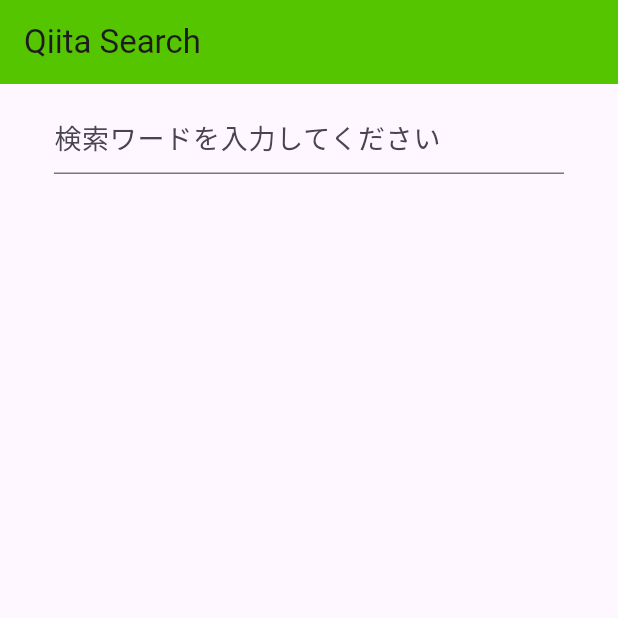
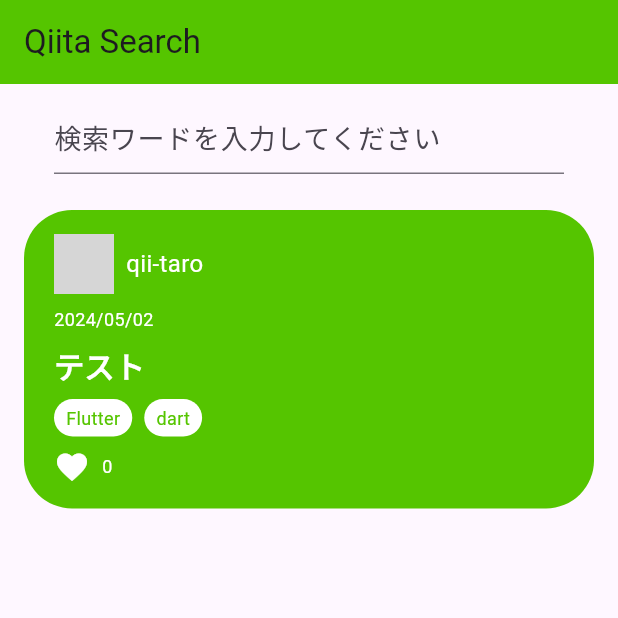
Before and after one commit to morieeeenyo/qiita_viewer, a Flutter app: the screen it shows after launch, on a phone screen of 412 x 824 dp, the top half of it. Run offline on Flutter 3.47's test engine with Material 3 defaults, Android fonts, the phone set to English and light mode, and no system bars; our stand-ins replace flutter_dotenv; network calls fail; grey boxes are pictures that could not be loaded.

Commit message:
chore: 記事を表示するWidgetの作成

```diff
--- a/lib/screens/search_screen.dart
+++ b/lib/screens/search_screen.dart
@@ -3,6 +3,8 @@
 import 'package:http/http.dart' as http; // httpという変数を通して、httpパッケージにアクセス
 import 'package:flutter_dotenv/flutter_dotenv.dart';
 import 'package:qiita_viewer/models/article.dart';
+import 'package:qiita_viewer/models/user.dart';
+import 'package:qiita_viewer/widgets/articles_container.dart';
 
 class SearchScreen extends StatefulWidget {
   const SearchScreen({super.key});
@@ -45,6 +47,19 @@
             ),
           ),
 
+          ArticleContainer(
+            article: Article(
+              title: 'テスト',
+              user: User(
+                id: 'qii-taro',
+                profileImageUrl:
+                    'https://firebasestorage.googleapis.com/v0/b/gs-expansion-test.appspot.com/o/unknown_person.png?alt=media',
+              ),
+              createdAt: DateTime.now(),
+              tags: ['Flutter', 'dart'],
+              url: 'https://example.com',
+            ),
+          ),
           // 検索結果一覧
         ],
       ),
--- /dev/null
+++ b/lib/widgets/articles_container.dart
@@ -0,0 +1,114 @@
+import 'package:flutter/material.dart';
+import 'package:intl/intl.dart';
+import 'package:qiita_viewer/models/article.dart';
+
+class ArticleContainer extends StatelessWidget {
+  const ArticleContainer({
+    super.key,
+    required this.article,
+  });
+
+  final Article article;
+
+  @override
+  Widget build(BuildContext context) {
+    return Padding(
+        padding: const EdgeInsets.symmetric(
+          vertical: 12,
+          horizontal: 16,
+        ),
+        child: Container(
+          padding: const EdgeInsets.symmetric(
+            // ← 内側の余白を指定
+            horizontal: 20,
+            vertical: 16,
+          ),
+          decoration: const BoxDecoration(
+            color: Color(0xFF55C500), // ← 背景色を指定
+            borderRadius: BorderRadius.all(
+              Radius.circular(32), // ← 角丸を設定
+            ),
+          ),
+          child: Column(
+            crossAxisAlignment: CrossAxisAlignment.start,
+            children: [
+              Row(
+                children: [
+                  CircleAvatar(
+                    backgroundImage: NetworkImage(article.user.profileImageUrl),
+                  ),
+                  const SizedBox(width: 8),
+                  Text(
+                    article.user.id,
+                    style: const TextStyle(
+                      color: Colors.white,
+                      fontSize: 16,
+                    ),
+                  ),
+                ],
+              ),
+              const SizedBox(height: 8),
+              Text(
+                DateFormat('yyyy/MM/dd').format(article.createdAt),
+                style: const TextStyle(
+                  color: Colors.white,
+                  fontSize: 12,
+                ),
+              ),
+              const SizedBox(height: 8),
+              Text(
+                article.title,
+                style: const TextStyle(
+                  color: Colors.white,
+                  fontSize: 20,
+                  fontWeight: FontWeight.bold,
+                ),
+              ),
+              const SizedBox(height: 8),
+              Row(
+                children: [
+                  for (final tag in article.tags)
+                    Container(
+                      padding: const EdgeInsets.symmetric(
+                        horizontal: 8,
+                        vertical: 4,
+                      ),
+                      margin: const EdgeInsets.only(right: 8),
+                      decoration: const BoxDecoration(
+                        color: Colors.white,
+                        borderRadius: BorderRadius.all(
+                          Radius.circular(16),
+                        ),
+                      ),
+                      child: Text(
+                        tag,
+                        style: const TextStyle(
+                          color: Color(0xFF55C500),
+                          fontSize: 12,
+                        ),
+                      ),
+                    ),
+                ],
+              ),
+              const SizedBox(height: 8),
+              Row(
+                children: [
+                  const Icon(
+                    Icons.favorite,
+                    color: Colors.white,
+                  ),
+                  const SizedBox(width: 8),
+                  Text(
+                    article.likesCount.toString(),
+                    style: const TextStyle(
+                      fontSize: 12,
+                      color: Colors.white,
+                    ),
+                  ),
+                ],
+              )
+            ],
+          ),
+        ));
+  }
+}
--- a/pubspec.yaml
+++ b/pubspec.yaml
@@ -37,6 +37,7 @@
   cupertino_icons: ^1.0.6
   http: ^1.2.1
   flutter_dotenv: ^5.1.0
+  intl: ^0.19.0
 
 dev_dependencies:
   flutter_test:
```
Also changed, not shown: pubspec.lock.
